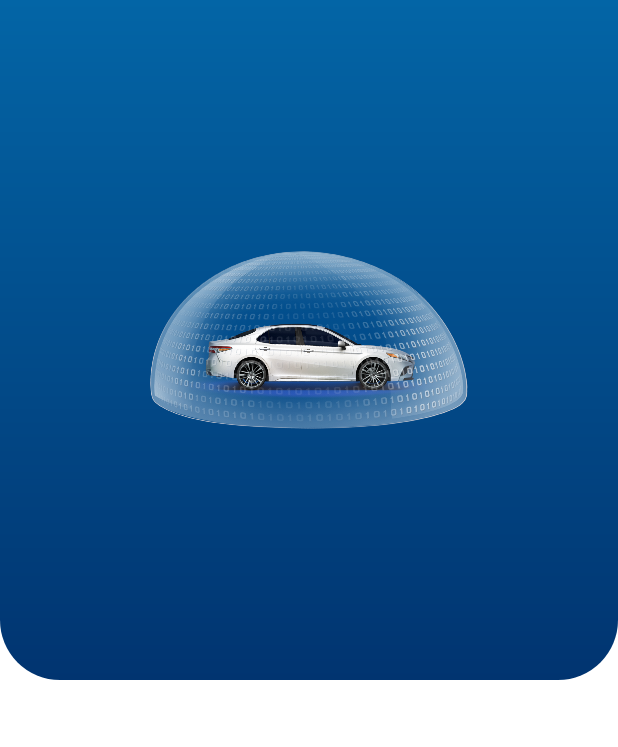
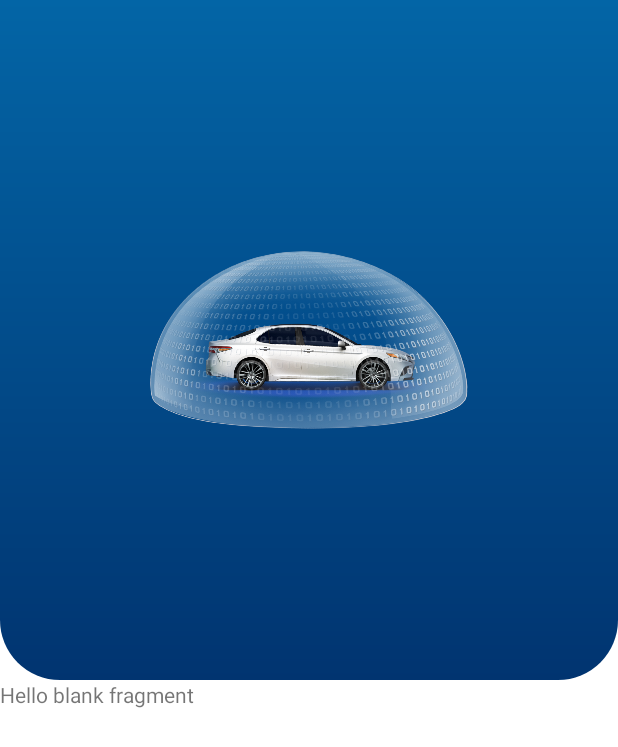
Before and after one commit to SardorSafarov/SmartCarApp, an Android app: the MainActivity screen opened directly, with no data from a screen before it, on a phone screen of 412 x 824 dp. Shown: the top 747 px of the screen. Run offline under Robolectric (Android 15) with nearby library versions, the phone set to English and light mode, and no system bars.

Commit message:
viewPape2 done

```diff
--- a/app/src/main/java/com/example/zamin/smartcarapp/MainActivity.kt
+++ b/app/src/main/java/com/example/zamin/smartcarapp/MainActivity.kt
@@ -3,9 +3,15 @@ package com.example.zamin.smartcarapp
 import android.graphics.Color
 import androidx.appcompat.app.AppCompatActivity
 import android.os.Bundle
+import androidx.fragment.app.Fragment
+import com.example.zamin.smartcarapp.adapter.ViewPageAdapter
 import com.example.zamin.smartcarapp.databinding.ActivityMainBinding
+import com.example.zamin.smartcarapp.fragment.Page1Fragment
+import com.example.zamin.smartcarapp.fragment.Page2Fragment
 
 class MainActivity : AppCompatActivity() {
+    val items:ArrayList<Fragment> = arrayListOf(Page1Fragment(),Page2Fragment())
+    lateinit var adapterFragment:ViewPageAdapter
     private lateinit var binding: ActivityMainBinding
     override fun onCreate(savedInstanceState: Bundle?) {
         super.onCreate(savedInstanceState)
@@ -13,5 +19,14 @@ class MainActivity : AppCompatActivity() {
         setContentView(binding.root)
         window.statusBarColor = Color.parseColor("#0365a6")
 
+        adapterFragment = ViewPageAdapter(items,this)
+        binding.viewPage2.adapter = adapterFragment
+    }
+
+    override fun onBackPressed() {
+        if (binding.viewPage2.currentItem == 0)
+        super.onBackPressed()
+        else
+            binding.viewPage2.currentItem--
     }
 }
--- /dev/null
+++ b/app/src/main/java/com/example/zamin/smartcarapp/adapter/ViewPageAdapter.kt
@@ -0,0 +1,11 @@
+package com.example.zamin.smartcarapp.adapter
+
+import androidx.appcompat.app.AppCompatActivity
+import androidx.fragment.app.Fragment
+import androidx.viewpager2.adapter.FragmentStateAdapter
+
+class ViewPageAdapter(val items: ArrayList<Fragment>, activity: AppCompatActivity) :
+    FragmentStateAdapter(activity) {
+    override fun getItemCount(): Int = items.size
+    override fun createFragment(position: Int): Fragment = items[position]
+}
--- /dev/null
+++ b/app/src/main/java/com/example/zamin/smartcarapp/fragment/Page1Fragment.kt
@@ -0,0 +1,26 @@
+package com.example.zamin.smartcarapp.fragment
+
+import android.os.Bundle
+import androidx.fragment.app.Fragment
+import android.view.LayoutInflater
+import android.view.View
+import android.view.ViewGroup
+import com.example.zamin.smartcarapp.R
+
+
+class Page1Fragment : Fragment() {
+
+    override fun onCreate(savedInstanceState: Bundle?) {
+        super.onCreate(savedInstanceState)
+
+    }
+
+    override fun onCreateView(
+        inflater: LayoutInflater, container: ViewGroup?,
+        savedInstanceState: Bundle?,
+    ): View? {
+        // Inflate the layout for this fragment
+        return inflater.inflate(R.layout.fragment_page_1, container, false)
+    }
+
+}
--- a/app/src/main/res/layout/activity_main.xml
+++ b/app/src/main/res/layout/activity_main.xml
@@ -9,6 +9,7 @@
     tools:context=".MainActivity">
 
     <com.google.android.material.card.MaterialCardView
+        android:id="@+id/materialCardView"
         android:layout_width="match_parent"
         android:layout_height="0dp"
         android:elevation="0dp"
@@ -27,6 +28,7 @@
             android:orientation="vertical">
 
             <ImageView
+                android:id="@+id/img_main_car"
                 android:layout_width="wrap_content"
                 android:layout_height="wrap_content"
                 android:padding="100dp"
@@ -37,7 +39,7 @@
                 app:layout_constraintTop_toTopOf="parent" />
 
             <ImageView
-
+                android:id="@+id/img_dome"
                 android:layout_width="wrap_content"
                 android:layout_height="wrap_content"
                 android:padding="100dp"
@@ -50,5 +52,14 @@
         </androidx.constraintlayout.widget.ConstraintLayout>
     </com.google.android.material.card.MaterialCardView>
 
+    <androidx.viewpager2.widget.ViewPager2
+        android:id="@+id/view_page_2"
+        android:layout_width="match_parent"
+        android:layout_height="@dimen/padding_margin_0dp"
+        app:layout_constraintBottom_toBottomOf="parent"
+        app:layout_constraintEnd_toEndOf="parent"
+        app:layout_constraintStart_toStartOf="parent"
+        app:layout_constraintTop_toBottomOf="@+id/materialCardView" />
+
 
 </androidx.constraintlayout.widget.ConstraintLayout>
--- /dev/null
+++ b/app/src/main/res/layout/fragment_page_1.xml
@@ -0,0 +1,14 @@
+<?xml version="1.0" encoding="utf-8"?>
+<FrameLayout xmlns:android="http://schemas.android.com/apk/res/android"
+    xmlns:tools="http://schemas.android.com/tools"
+    android:layout_width="match_parent"
+    android:layout_height="match_parent"
+    tools:context=".fragment.Page1Fragment">
+
+    <!-- TODO: Update blank fragment layout -->
+    <TextView
+        android:layout_width="match_parent"
+        android:layout_height="match_parent"
+        android:text="@string/hello_blank_fragment" />
+
+</FrameLayout>
--- a/app/src/main/res/values/dimens.xml
+++ b/app/src/main/res/values/dimens.xml
@@ -3,4 +3,5 @@
     <dimen name="padding_margin_20dp">20dp</dimen>
     <dimen name="radius_10dp">10dp</dimen>
     <dimen name="radius_40dp">40dp</dimen>
+    <dimen name="padding_margin_0dp">0dp</dimen>
 </resources>
--- a/app/src/main/res/values/strings.xml
+++ b/app/src/main/res/values/strings.xml
@@ -1,3 +1,5 @@
 <resources>
     <string name="app_name">SmartCarApp</string>
+    <!-- TODO: Remove or change this placeholder text -->
+    <string name="hello_blank_fragment">Hello blank fragment</string>
 </resources>
```
Also changed, not shown: app/src/main/java/com/example/zamin/smartcarapp/fragment/Page2Fragment.kt (added, +25 -0 lines), app/src/main/res/layout/fragment_page_2.xml (added, +14 -0 lines).
